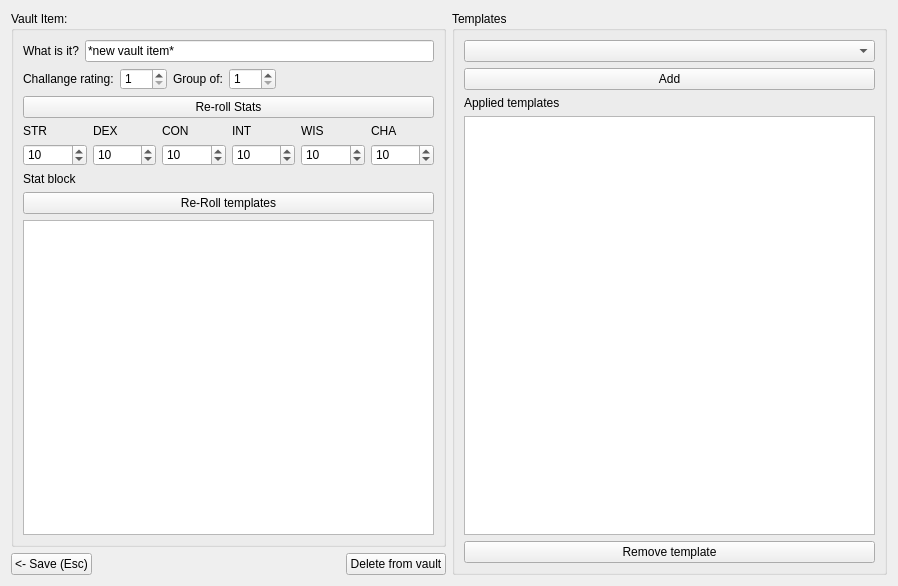
Old version of the form ui_files/TheShop_Dialog.ui in the repository nogasgofast/Adventure_Wrench.
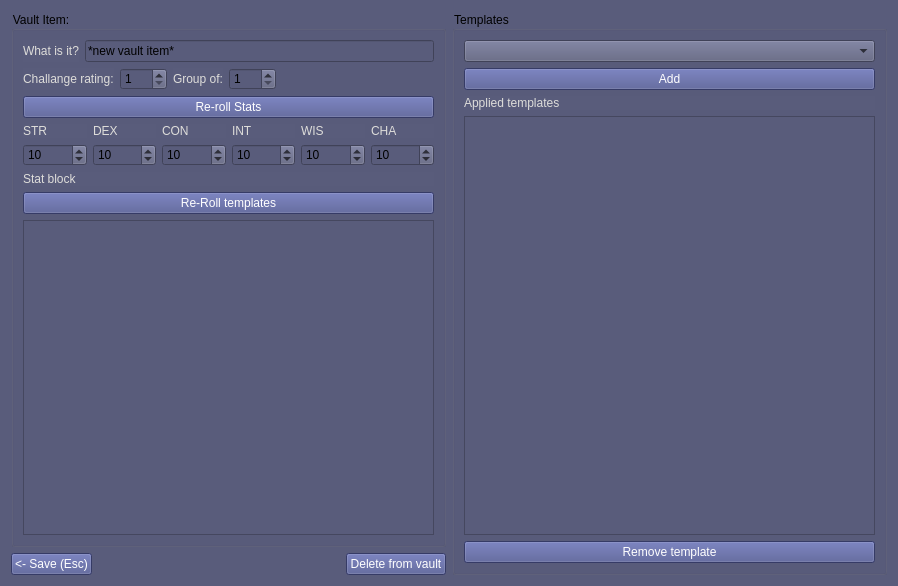
New version of the form.

Diff of the .ui file:
```diff
--- a/ui_files/TheShop_Dialog.ui
+++ b/ui_files/TheShop_Dialog.ui
@@ -14,7 +14,44 @@
    <string>The Shop</string>
   </property>
   <property name="styleSheet">
-   <string notr="true">QpushButton { margin: 0,0,0,25 px; }</string>
+   <string notr="true">QWidget {
+  color: black;
+  background-color: rgb(89, 92, 123);
+}
+
+QListWidget QTreeWidget{
+   color: #000;
+   selection-color: #FFF;
+   selection-background-color: #55A;
+}
+
+QListWidget::item:selected:!active{
+   color: #000;
+   selection-color: #FFF;
+   selection-background-color: #55A;
+}
+
+QTreeWidget::item:selected:!active{
+   color: #000;
+   selection-color: #FFF;
+   selection-background-color: #55A;
+}
+
+
+QToolTip {
+	border: 5px solid orange;
+	background-color: #39537d;
+    color: #FFF;
+}
+
+QLabel {
+color: rgb(222, 221, 218);
+}
+
+QPushButton {
+background-color: rgb(75, 82, 143);
+color: white;
+}</string>
   </property>
   <property name="modal">
    <bool>false</bool>
```
